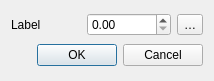
The window that src/ui/symbollayer/widget_set_dd_value.ui (qgis/QGIS) describes before a commit, drawn with Qt 5.
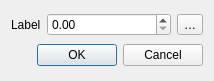
The same window after the commit. Custom widgets are drawn as their Qt base class.

Commit message: Fix widget expansion in datadefined value dialogs

```diff
--- a/src/ui/symbollayer/widget_set_dd_value.ui
+++ b/src/ui/symbollayer/widget_set_dd_value.ui
@@ -13,7 +13,7 @@
   <property name="windowTitle">
    <string notr="true">Dialog</string>
   </property>
-  <layout class="QGridLayout" name="gridLayout">
+  <layout class="QGridLayout" name="gridLayout" columnstretch="0,1,0">
    <item row="0" column="1">
     <widget class="QgsDoubleSpinBox" name="mSpinBox">
      <property name="maximum">
```
